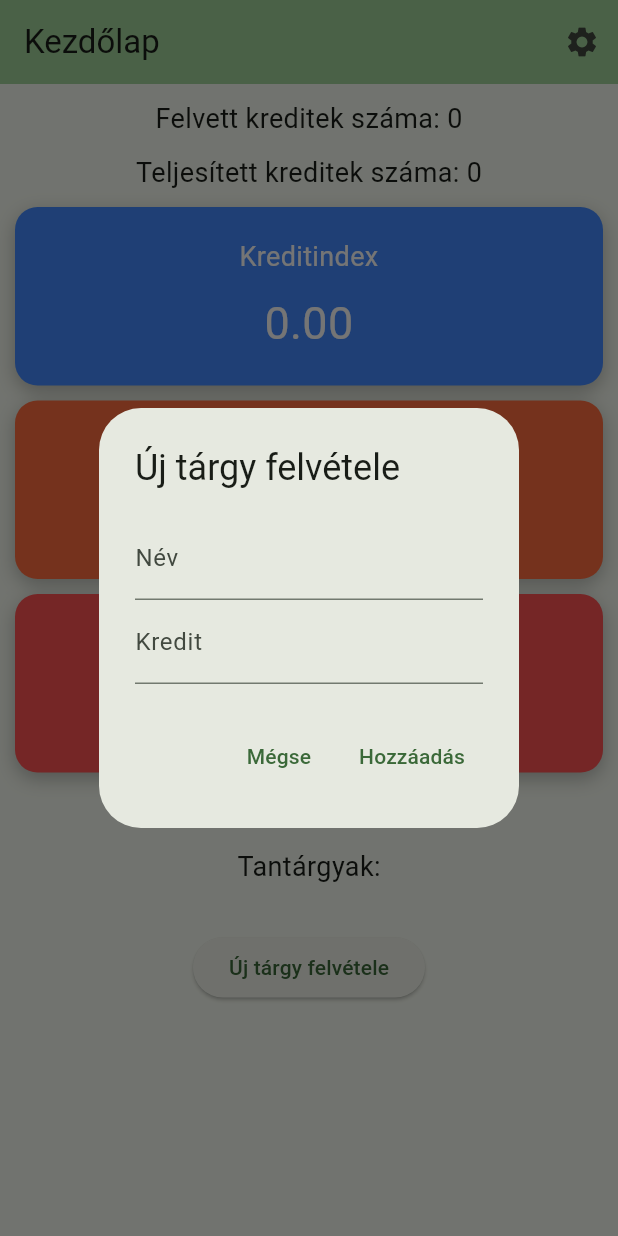
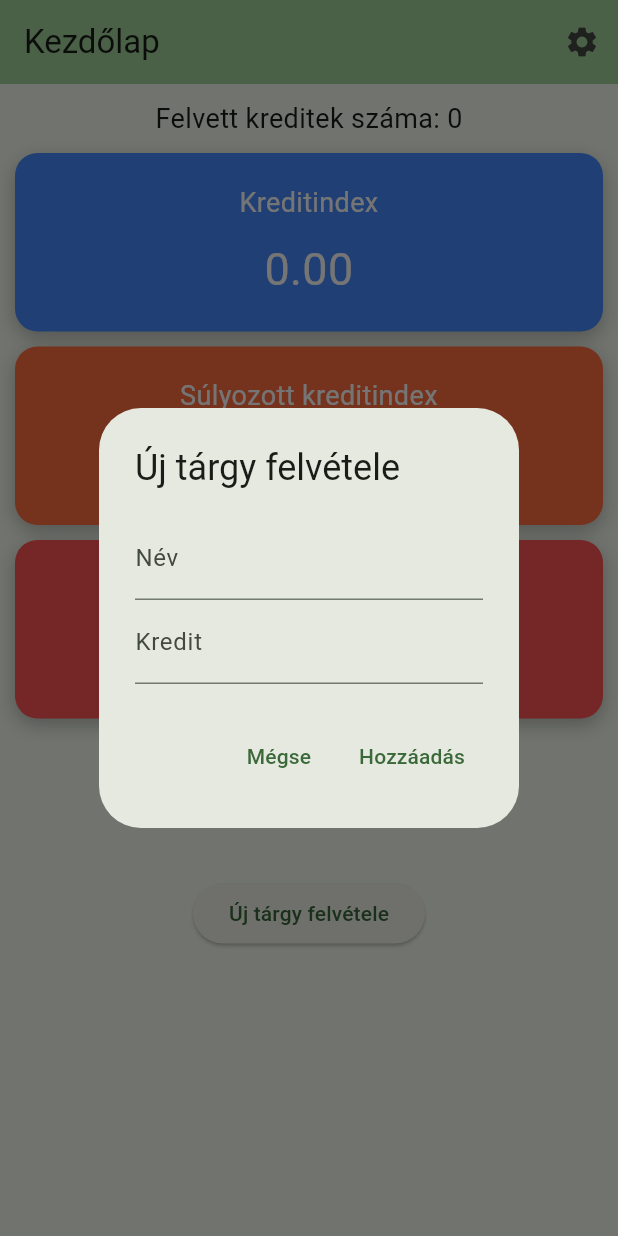
Before and after one commit to balazs003/kreditindex_calculator, a Flutter app: the screen it shows after launch, after a tap on "Új tárgy felvétele", on a phone screen of 412 x 824 dp. Run offline on Flutter 3.47's test engine with Material 3 defaults, Android fonts, the light colour scheme and no system bars; our stand-ins replace shared_preferences.

Commit message:
Revert "We can now see how many credits we could get at the end of the semester"
This reverts commit 4b58dd413bb60fb7adff7cd1a4390be7e248cac1.

```diff
--- a/lib/homepage.dart
+++ b/lib/homepage.dart
@@ -16,7 +16,6 @@
 class _MyHomePageState extends State<MyHomePage> {
   bool isLoading = true;
   int _creditCount = 0;
-  int _finalCreditCount = 0;
   SubjectList subjectList = SubjectList();
   late ResultPanel indexPanel;
   late ResultPanel averagePanel;
@@ -61,7 +60,7 @@
   }
 
   IconData getSubjectIcon(bool sure) {
-    return sure ? Icons.bookmark_added : Icons.bookmark;
+    return sure ? Icons.bookmark_added : Icons.bookmark_remove;
   }
 
   void reCalculateCreditIndex(int creditDivisionNumber) {
@@ -108,24 +107,12 @@
     });
   }
 
-  void reCalculateFinalCreditCount(){
-    _finalCreditCount = _creditCount;
-
-    for(var subject in subjectList.subjects){
-      if(subject.grade < 2){
-        _finalCreditCount -= subject.weight;
-      }
-    }
-  }
-
   void reCalculateAllData() {
     int creditDivisionNumber =
         context.read<CreditDivisionNotifier>().creditDivisionNumber;
     reCalculateCreditIndex(creditDivisionNumber);
     reCalculateAverage();
     reCalculateWeightedCreditIndex();
-
-    reCalculateFinalCreditCount();
 
     //Saving data after every recalculation
     subjectList.saveSubjectsToPrefs();
@@ -181,11 +168,6 @@
               children: [
                 Text(
                   "Felvett kreditek száma: $_creditCount",
-                  style: const TextStyle(fontSize: 18),
-                ),
-                const SizedBox(height: 10),
-                Text(
-                  "Teljesített kreditek száma: $_finalCreditCount",
                   style: const TextStyle(fontSize: 18),
                 ),
                 const SizedBox(height: 10),
@@ -246,9 +228,16 @@
                             });
                           },
                         ),
-                        onLongPress: () {
-                          _showDeletionReassuranceDialog(context, subject);
-                        },
+                        trailing: IconButton(
+                          icon: const Icon(
+                            Icons.delete,
+                            color: Colors.red,
+                            size: 30,
+                          ),
+                          onPressed: () {
+                            _showDeletionReassuranceDialog(context, subject);
+                          },
+                        ),
                       ),
                     );
                   },
```
